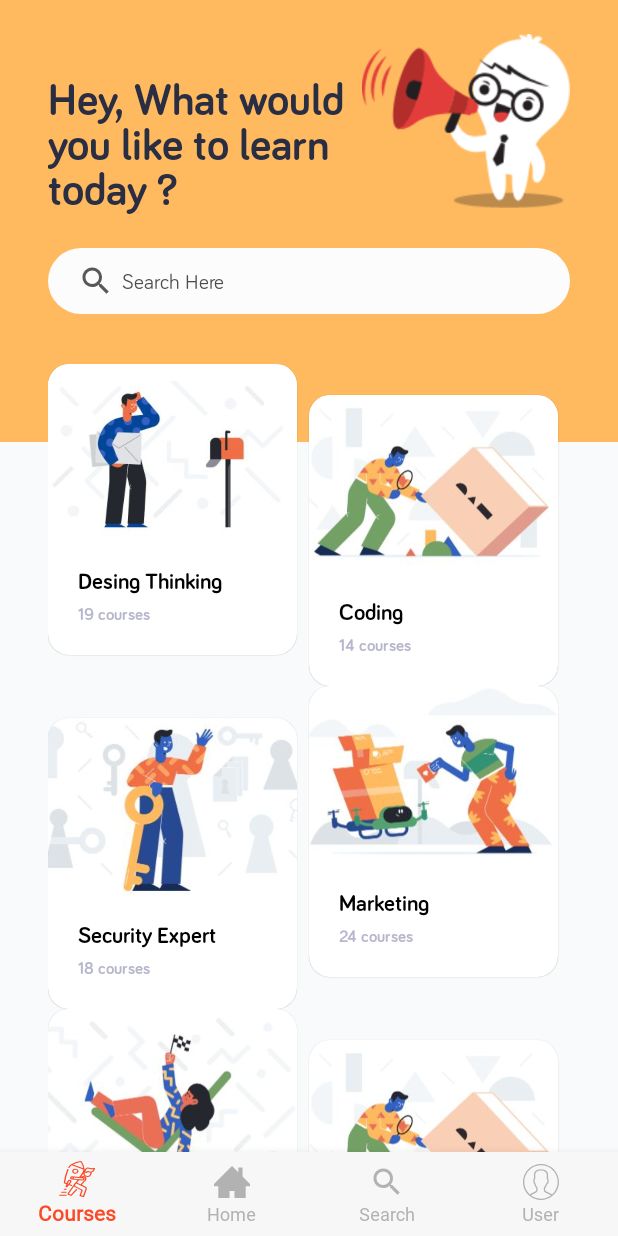
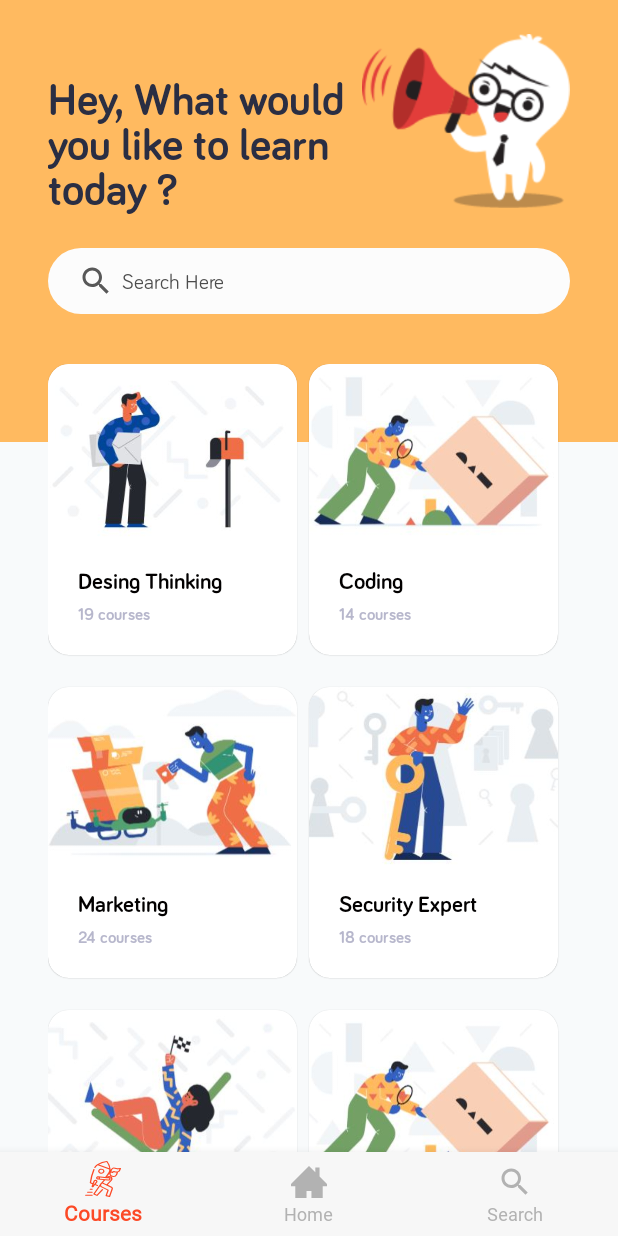
Before and after one commit to rogergcc/AndroidEducationApp, an Android app: the CoursesStaggedFragment screen opened through its navigation route, on a phone screen of 412 x 824 dp. Run offline under Robolectric (Android 15) with nearby library versions, the phone set to English and light mode, and no system bars; our stand-ins replace navigation-ui.

Commit message:
Project structure change item layout CourseRecyclerAdapter

```diff
--- a/app/src/main/java/com/appsnipp/education/App.java
+++ b/app/src/main/java/com/appsnipp/education/App.java
@@ -15,6 +15,6 @@ public class App extends Application {
     public void onCreate() {
         super.onCreate();
         instance = this;
-        //this need for using course pager scrolling
+
     }
 }
--- a/app/src/main/java/com/appsnipp/education/SplashActivity.java
+++ b/app/src/main/java/com/appsnipp/education/SplashActivity.java
@@ -18,7 +18,7 @@ public class SplashActivity extends AppCompatActivity {
 
         setContentView(R.layout.activity_splash);
 
-        //region REGION HANDLER
+        //region REGION alternative desing xml
 
 //        final Handler handler = new Handler();
 //        handler.postDelayed(new Runnable() {
--- a/app/src/main/java/com/appsnipp/education/ui/adapter/CourseRecyclerAdapter.java
+++ b/app/src/main/java/com/appsnipp/education/ui/menucourses/CourseRecyclerAdapter.java
@@ -1,8 +1,8 @@
 /*
- * Copyright (c) 2020. rogergcc
+ * Copyright (c) 2021. rogergcc
  */
 
-package com.appsnipp.education.ui.adapter;
+package com.appsnipp.education.ui.menucourses;
 
 import android.content.Context;
 import android.view.LayoutInflater;
@@ -12,7 +12,6 @@ import android.view.ViewGroup;
 import androidx.annotation.NonNull;
 import androidx.recyclerview.widget.RecyclerView;
 
-import com.appsnipp.education.R;
 import com.appsnipp.education.databinding.ItemCardBinding;
 import com.appsnipp.education.ui.listeners.CoursesItemClickListener;
 import com.appsnipp.education.ui.model.CourseCard;
@@ -67,15 +66,15 @@ public class CourseRecyclerAdapter extends RecyclerView.Adapter<CourseRecyclerAd
 //        }
 
         //2nd intent card only bottom margin in xml  and only top margin in adapter- it works
-        if (i%2==1){
 
-            int dimenTopPixeles = getDimensionValuePixels(R.dimen.staggedmarginbottom);
-            int dimenleftPixeles = getDimensionValuePixels(R.dimen.horizontal_card);
-            ViewGroup.MarginLayoutParams cardViewMarginParams = (ViewGroup.MarginLayoutParams) viewHolder.itemCardBinding.cardItem.getLayoutParams();
-//            cardViewMarginParams.setMargins(dpToPx(8), dpToPx(20), 0, 0);
-            cardViewMarginParams.setMargins(dimenleftPixeles, dimenTopPixeles, 0, 0);
-            viewHolder.itemCardBinding.cardItem.requestLayout();
-        }
+//        if (i%2==1){
+//
+//            int dimenTopPixeles = getDimensionValuePixels(R.dimen.staggedmarginbottom);
+//            int dimenleftPixeles = getDimensionValuePixels(R.dimen.horizontal_card);
+//            ViewGroup.MarginLayoutParams cardViewMarginParams = (ViewGroup.MarginLayoutParams) viewHolder.itemCardBinding.cardItem.getLayoutParams();
+//            cardViewMarginParams.setMargins(dimenleftPixeles, dimenTopPixeles, 0, 0);
+//            viewHolder.itemCardBinding.cardItem.requestLayout();
+//        }
 
 //      viewHolder.card_item.setBackgroundColor(mContext.getResources().getColor(R.color.color1));
         viewHolder.itemView.setOnClickListener(new View.OnClickListener() {
--- a/app/src/main/java/com/appsnipp/education/ui/fragments/CoursesStaggedFragment.java
+++ b/app/src/main/java/com/appsnipp/education/ui/menucourses/CoursesStaggedFragment.java
@@ -1,8 +1,8 @@
 /*
- * Copyright (c) 2020. rogergcc
+ * Copyright (c) 2021. rogergcc
  */
 
-package com.appsnipp.education.ui.fragments;
+package com.appsnipp.education.ui.menucourses;
 
 import android.content.Context;
 import android.os.Bundle;
@@ -21,7 +21,6 @@ import androidx.recyclerview.widget.StaggeredGridLayoutManager;
 
 import com.appsnipp.education.R;
 import com.appsnipp.education.databinding.FragmentCoursesStaggedBinding;
-import com.appsnipp.education.ui.adapter.CourseRecyclerAdapter;
 import com.appsnipp.education.ui.listeners.CoursesItemClickListener;
 import com.appsnipp.education.ui.model.CourseCard;
 
--- a/app/src/main/java/com/appsnipp/education/ui/fragments/HomeCoursesFragment.java
+++ b/app/src/main/java/com/appsnipp/education/ui/menuhome/HomeCoursesFragment.java
@@ -1,8 +1,8 @@
 /*
- * Copyright (c) 2020. rogergcc
+ * Copyright (c) 2021. rogergcc
  */
 
-package com.appsnipp.education.ui.fragments;
+package com.appsnipp.education.ui.menuhome;
 
 import android.os.Bundle;
 import android.view.LayoutInflater;
--- a/app/src/main/java/com/appsnipp/education/ui/adapter/CourseTopicsViewPager.java
+++ b/app/src/main/java/com/appsnipp/education/ui/menusearch/CourseTopicsViewPager.java
@@ -1,4 +1,8 @@
-package com.appsnipp.education.ui.adapter;
+/*
+ * Copyright (c) 2021. rogergcc
+ */
+
+package com.appsnipp.education.ui.menusearch;
 
 import android.content.Context;
 import android.view.LayoutInflater;
--- a/app/src/main/java/com/appsnipp/education/ui/helpers/MyUtilsApp.java
+++ b/app/src/main/java/com/appsnipp/education/ui/utils/MyUtilsApp.java
@@ -1,8 +1,8 @@
 /*
- * Copyright (c) 2020. rogergcc
+ * Copyright (c) 2021. rogergcc
  */
 
-package com.appsnipp.education.ui.helpers;
+package com.appsnipp.education.ui.utils;
 
 import android.content.Context;
 import android.util.Log;
--- a/app/src/main/res/layout/app_bar_main.xml
+++ b/app/src/main/res/layout/app_bar_main.xml
@@ -37,17 +37,19 @@
     <!--            android:layout_height="match_parent">-->
     <!--        </fragment>-->
 
+<!--    android:background="?android:attr/windowBackground"-->
     <com.google.android.material.bottomnavigation.BottomNavigationView
         android:id="@+id/bottomNavigationView"
         android:layout_width="match_parent"
         android:layout_height="wrap_content"
         android:layout_gravity="bottom"
-        android:background="?android:attr/windowBackground"
-        android:foreground="?attr/selectableItemBackground"
+
+        android:focusable="true"
+        android:clickable="true"
+        android:foreground="?selectableItemBackground"
+
         app:elevation="10dp"
-        app:itemBackground="@color/bottomNavigationBackground"
-        app:itemIconTint="@color/bottom_navigation_color"
-        app:itemTextColor="@color/bottom_navigation_color"
+        style="@style/BottomNavigationStyle"
         app:labelVisibilityMode="labeled"
         app:menu="@menu/master_bottom_navigation">
 
--- a/app/src/main/res/layout/fragment_courses_stagged.xml
+++ b/app/src/main/res/layout/fragment_courses_stagged.xml
@@ -9,7 +9,7 @@
     android:layout_width="match_parent"
     android:layout_height="match_parent"
     app:layout_behavior="@string/appbar_scrolling_view_behavior"
-    tools:context=".ui.fragments.CoursesStaggedFragment">
+    tools:context=".ui.menucourses.CoursesStaggedFragment">
 
     <androidx.core.widget.NestedScrollView
 
--- a/app/src/main/res/layout/fragment_home_courses.xml
+++ b/app/src/main/res/layout/fragment_home_courses.xml
@@ -7,7 +7,7 @@
     xmlns:app="http://schemas.android.com/apk/res-auto"
     android:layout_width="match_parent"
     android:layout_height="match_parent"
-    tools:context=".ui.fragments.HomeCoursesFragment"
+    tools:context=".ui.menuhome.HomeCoursesFragment"
 
     >
 
--- a/app/src/main/res/layout/fragment_matches_courses.xml
+++ b/app/src/main/res/layout/fragment_matches_courses.xml
@@ -6,7 +6,7 @@
     xmlns:tools="http://schemas.android.com/tools"
     android:layout_width="match_parent"
     android:layout_height="match_parent"
-    tools:context=".ui.fragments.MatchesCoursesFragment">
+    tools:context=".ui.menusearch.MatchesCoursesFragment">
 
     <androidx.core.widget.NestedScrollView
         xmlns:app="http://schemas.android.com/apk/res-auto"
--- a/app/src/main/res/menu/master_bottom_navigation.xml
+++ b/app/src/main/res/menu/master_bottom_navigation.xml
@@ -23,6 +23,7 @@
         android:title="Search" />
 
     <item
+        android:visible="false"
         android:id="@+id/navigationMyProfile"
         android:icon="@drawable/ic_user_icon"
         android:title="User" />
--- a/app/src/main/res/navigation/nav_graph.xml
+++ b/app/src/main/res/navigation/nav_graph.xml
@@ -11,17 +11,17 @@
 
     <fragment
         android:id="@+id/homeCoursesFragment"
-        android:name="com.appsnipp.education.ui.fragments.HomeCoursesFragment"
+        android:name="com.appsnipp.education.ui.menuhome.HomeCoursesFragment"
         android:label="fragment_home_courses"
         tools:layout="@layout/fragment_home_courses" />
     <fragment
         android:id="@+id/coursesStaggedFragment"
-        android:name="com.appsnipp.education.ui.fragments.CoursesStaggedFragment"
+        android:name="com.appsnipp.education.ui.menucourses.CoursesStaggedFragment"
         android:label="fragment_courses_stagged"
         tools:layout="@layout/fragment_courses_stagged" />
     <fragment
         android:id="@+id/matchesCoursesFragment"
-        android:name="com.appsnipp.education.ui.fragments.MatchesCoursesFragment"
+        android:name="com.appsnipp.education.ui.menusearch.MatchesCoursesFragment"
         android:label="fragment_matches_courses"
         tools:layout="@layout/fragment_matches_courses" />
 </navigation>
--- a/app/src/main/res/values/strings.xml
+++ b/app/src/main/res/values/strings.xml
@@ -1,5 +1,5 @@
 <resources>
-    <string name="app_name">Education</string>
+    <string name="app_name">MyCoursesApp</string>
 
     <string name="navigation_drawer_open">Open navigation drawer</string>
     <string name="navigation_drawer_close">Close navigation drawer</string>
--- a/app/src/main/res/values/styles.xml
+++ b/app/src/main/res/values/styles.xml
@@ -2,9 +2,9 @@
 
     <!-- Base application theme. -->
 <!--    <style name="AppTheme" parent="Theme.AppCompat.Light">-->
-    <style name="AppTheme" parent="Theme.AppCompat.Light.NoActionBar">
+    <style name="AppTheme" parent="Theme.AppCompat.NoActionBar">
         <!-- Customize your theme here. -->
-        <item name="colorPrimary">@color/colorPrimary</item>
+        <item name="colorPrimary">@color/option1</item>
         <item name="colorPrimaryDark">@color/colorPrimaryDark</item>
         <item name="colorAccent">@color/colorAccent</item>
 
@@ -50,6 +50,18 @@
 
     </style>
 
+
+<!--    <style name="BottomNavigationStyle" parent="Widget.Design.BottomNavigationView">-->
+    <style name="BottomNavigationStyle" parent="Widget.Design.BottomNavigationView">
+        <!--        <item name="android:foreground">@drawable/ripple_custom</item>-->
+        <item name="android:background">@color/bottomNavigationBackground</item>
+        <!--<item name="itemBackground">@drawable/ripple_custom</item>-->
+        <item name="itemIconTint">@color/bottom_navigation_color</item>
+        <item name="itemTextColor">@color/bottom_navigation_color</item>
+        <item name="fontFamily">@font/poppins</item>
+        <!--        <item name="android:fontFamily">@font/varela_round</item>-->
+
+    </style>
 
     <style name="CardViewStyleDate" parent="Base.CardView">
         <item name="android:layout_height">match_parent</item>
```
Also changed, not shown: app/src/main/java/com/appsnipp/education/ui/menusearch/MatchesCoursesFragment.java (renamed from app/src/main/java/com/appsnipp/education/ui/fragments/MatchesCoursesFragment.java, +3 -4 lines).
